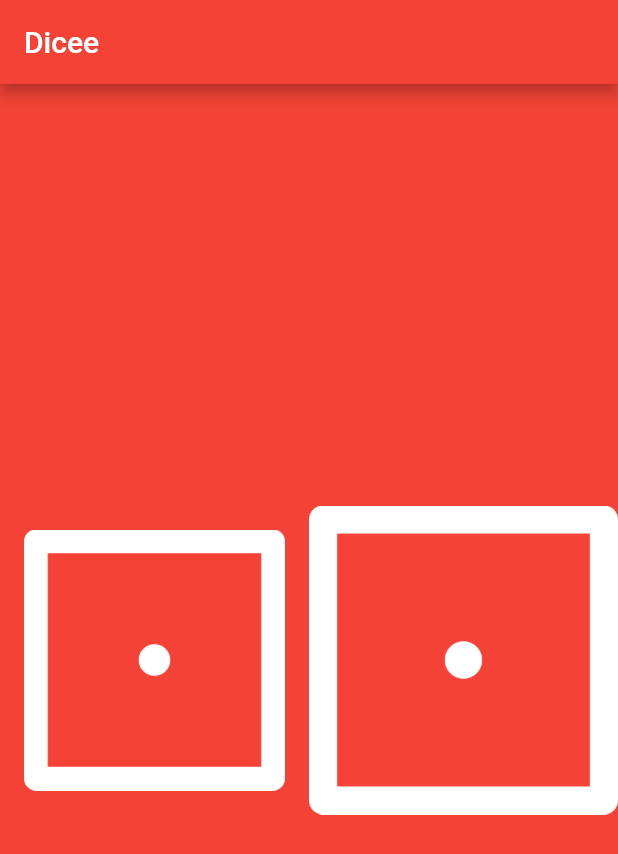
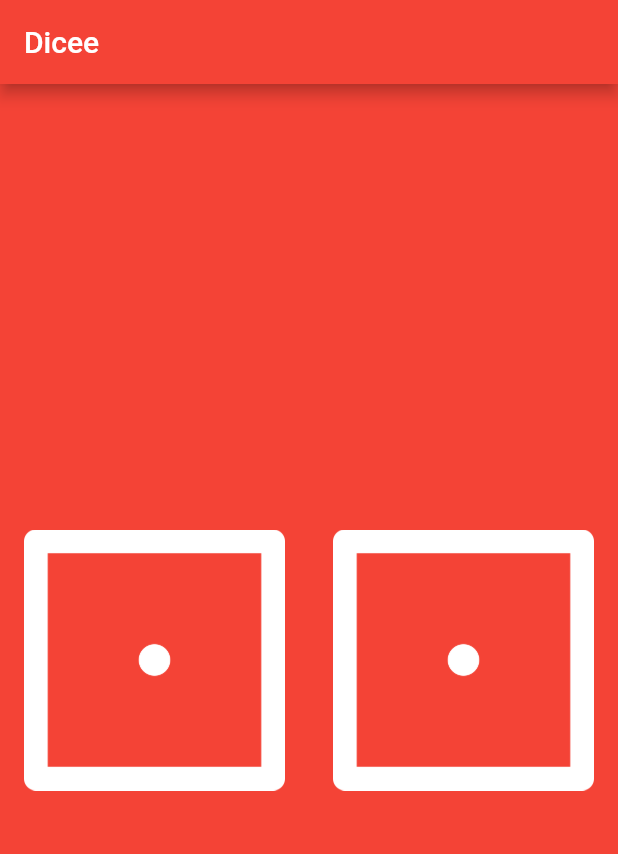
Before and after one commit to nitaicharan/Udemy-TC2020FDBWD4, a Flutter app: the screen it shows after launch, on a phone screen of 412 x 824 dp. Shown: the top 854 px of the screen. Run offline on Flutter 3.47's test engine with Material 2 defaults, Android fonts, the phone set to English and light mode, and no system bars.

```diff
--- a/lib/main.dart
+++ b/lib/main.dart
@@ -1,7 +1,7 @@
 import 'package:flutter/material.dart';
+import 'dart:math';
 
-void main() {
-  return runApp(
+void main() => runApp(
       MaterialApp(
         home: Scaffold(
           backgroundColor: Colors.red,
@@ -13,24 +13,39 @@ void main() {
         ),
       ),
     );
+
+class DicePage extends StatefulWidget {
+  @override
+  _DicePageState createState() => _DicePageState();
 }
 
-class DicePage extends StatelessWidget {
+class _DicePageState extends State<DicePage> {
+  int number1 = 1;
+  int number2 = 1;
+
+  void changeDiceFace() {
+    setState(() {
+      number1 = Random().nextInt(6) + 1;
+      number2 = Random().nextInt(6) + 1;
+    });
+  }
+
   @override
   Widget build(BuildContext context) {
     return Center(
       child: Row(
-        mainAxisAlignment: MainAxisAlignment.center,
-        crossAxisAlignment: CrossAxisAlignment.center,
         children: <Widget>[
           Expanded(
             child: FlatButton(
-              child: Image.asset('images/dice1.png',),
-              onPressed: () => print('nitai'),
+              onPressed: () => this.changeDiceFace(),
+              child: Image.asset('images/dice$number1.png'),
             ),
           ),
           Expanded(
-            child: Image.asset('images/dice1.png'),
+            child: FlatButton(
+              onPressed: () => this.changeDiceFace(),
+              child: Image.asset('images/dice$number2.png'),
+            ),
           ),
         ],
       ),
```
Also changed, not shown: 67 other files. Lines whose indentation alone changed are shown as unchanged.
